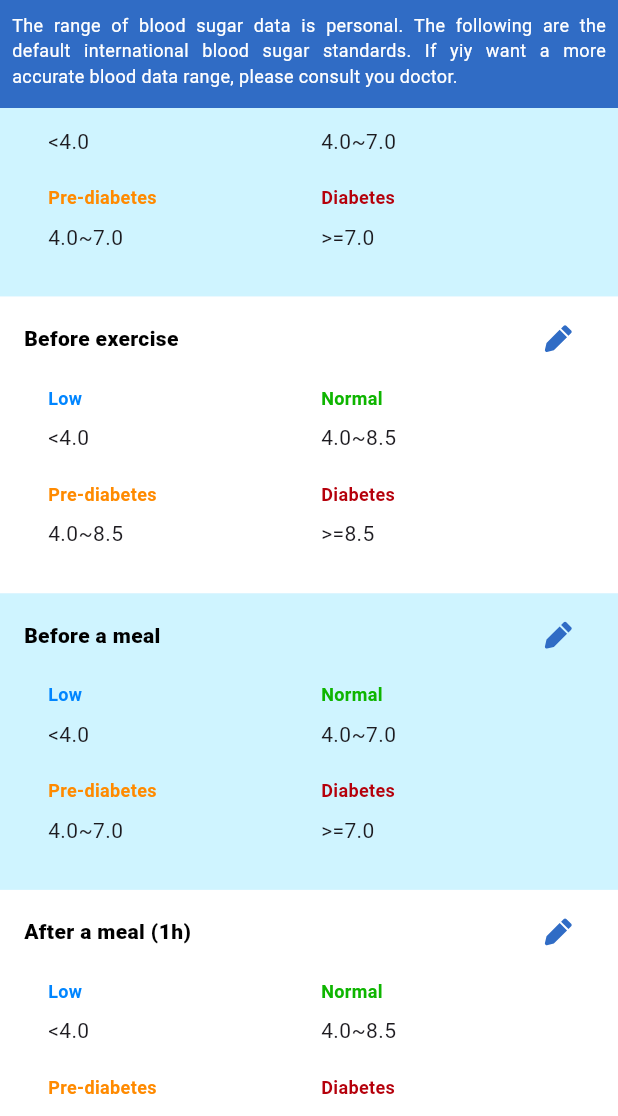
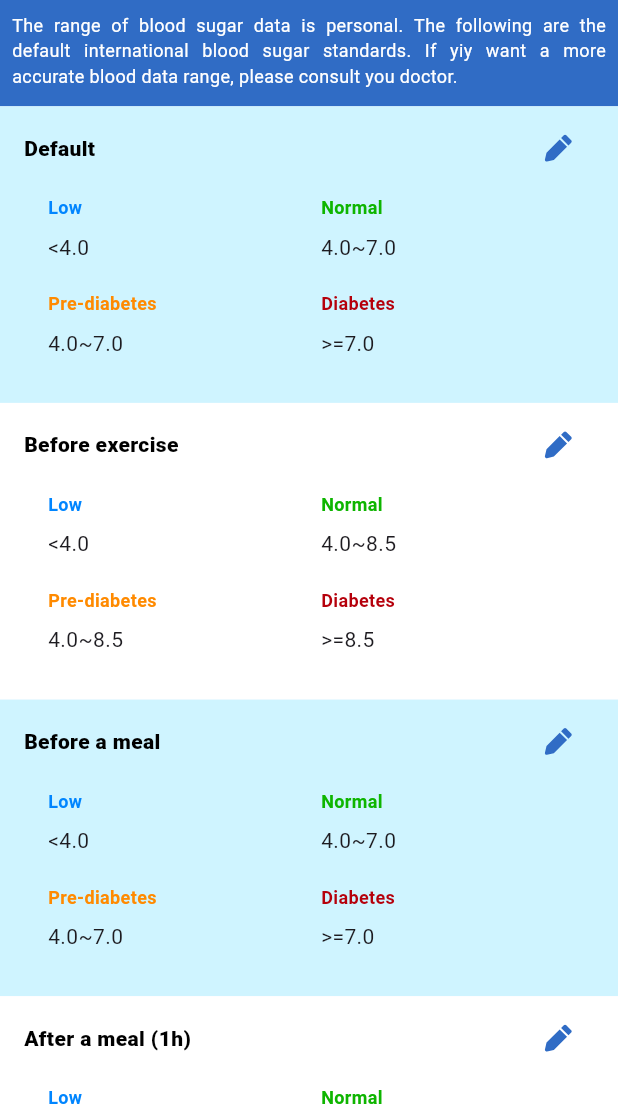
Before and after one commit to Intes-It-Mobile/blood-tracking-app, a Flutter app: the EditRangeScreens screen opened by its route, on a phone screen of 412 x 824 dp, the part 120-1236 px from its top. Run offline on Flutter 3.47's test engine with Material 2 defaults, Android fonts, the phone set to English and light mode, and no system bars; our stand-ins replace flutter_svg, get, mobx, percent_indicator, shared_preferences, smooth_page_indicator; missing offline and left inert: flutter_html_v3, flutter_share; accounts and stored records are empty; generated files the repository leaves out were written again.

Commit message:
fix EditRange

```diff
--- a/lib/views/edit_range/edit_range_screens.dart
+++ b/lib/views/edit_range/edit_range_screens.dart
@@ -44,7 +44,7 @@ class _EditRangeScreensState extends State<EditRangeScreens> {
                         Navigator.of(context).pop();
                       },
                       child: Container(
-                        margin: EdgeInsets.only(right: 12),
+                        margin: const EdgeInsets.only(right: 12),
                         child: SvgPicture.asset(
                           Assets.iconBack,
                           height: 44,
@@ -53,7 +53,7 @@ class _EditRangeScreensState extends State<EditRangeScreens> {
                     ),
                     Expanded(
                       child: Text(
-                        "${AppLocalizations.of(context)!.getTranslate('Edit target range (mmol/L)')}",
+                        "${AppLocalizations.of(context)!.getTranslate('edit_target_range')}",
                         style: AppTheme.Headline20Text,
                         overflow: TextOverflow
                             .ellipsis, // Hiển thị dấu chấm ba khi có tràn
@@ -66,9 +66,23 @@ class _EditRangeScreensState extends State<EditRangeScreens> {
             ),
           ),
         ),
-        body: Stack(
+        body: Column(
           children: [
-            ListView.builder(
+            Container(
+              padding: const EdgeInsets.all(8),
+              height: MediaQuery.of(context).size.height * 0.086,
+              width: double.infinity,
+              color: AppColors.AppColor4,
+              child: Text(
+                "${AppLocalizations.of(context)!.getTranslate('notification')}",
+                style: AppTheme.hintText
+                    .copyWith(color: Colors.white, fontWeight: FontWeight.w400,fontSize: 12),
+                textAlign: TextAlign.justify,
+                maxLines: 3,
+              ),
+            ),
+            Expanded(
+              child: ListView.builder(
                   primary: true,
                   physics: const BouncingScrollPhysics(),
                   itemCount: editTargetRange.length,
@@ -220,19 +234,8 @@ class _EditRangeScreensState extends State<EditRangeScreens> {
                       ),
                     );
                   }),
-            Container(
-              padding: const EdgeInsets.all(8),
-              height: 72,
-              width: double.infinity,
-              color: AppColors.AppColor4,
-              child: Text(
-                "${AppLocalizations.of(context)!.getTranslate('notification')}",
-                style: AppTheme.hintText
-                    .copyWith(color: Colors.white, fontWeight: FontWeight.w400,fontSize: 12),
-                textAlign: TextAlign.justify,
-                maxLines: 3,
             ),
-            )
+
           ],
         ));
   }
```
Lines whose indentation alone changed are shown as unchanged.
